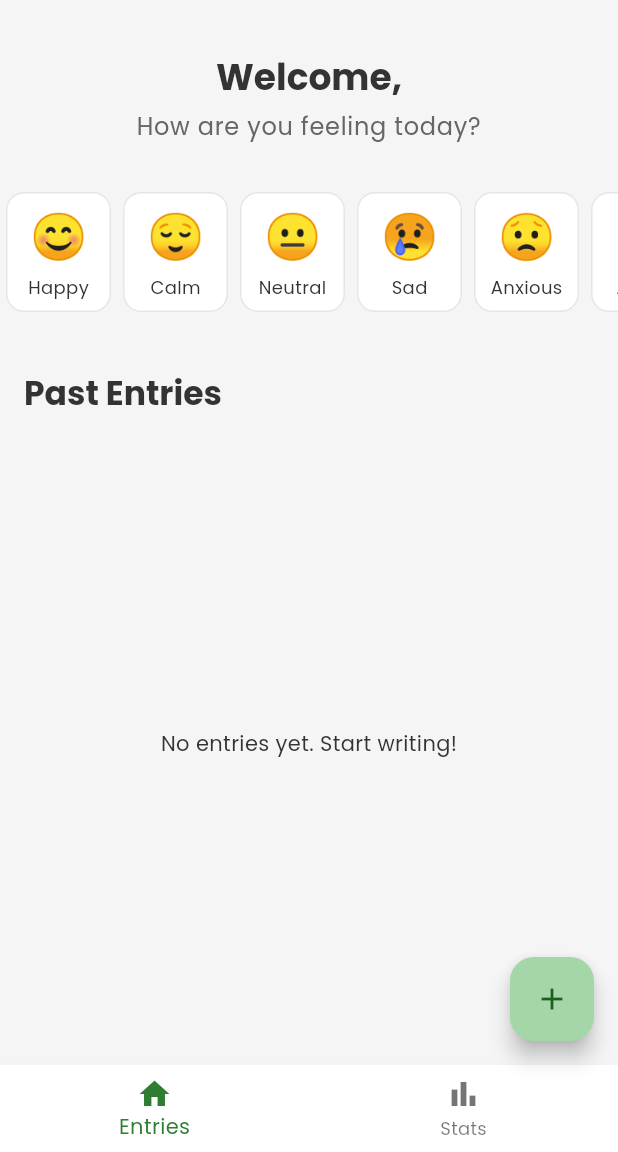
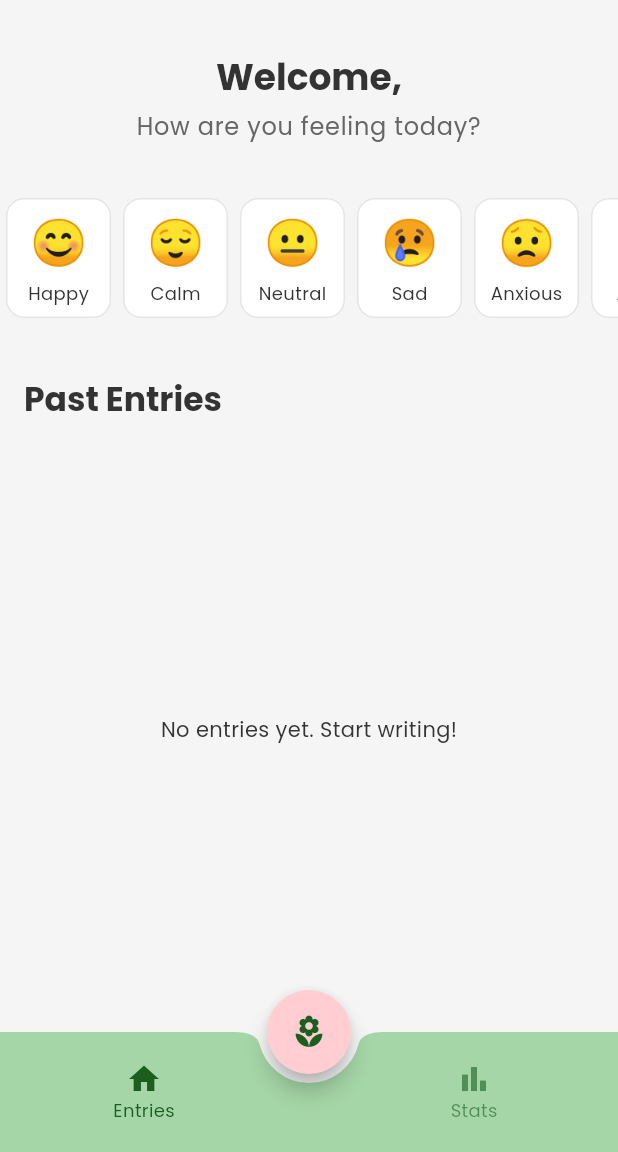
Before and after one commit to imanmysarah3108/mindgarden, a Flutter app: the screen it shows once a user with an empty profile is signed in, on a phone screen of 412 x 824 dp, the part 84-1236 px from its top. Run offline on Flutter 3.47's test engine with Material 3 defaults, Android fonts, the phone set to English and light mode, and no system bars; our stand-ins replace google_fonts, image_picker, supabase_flutter; accounts and stored records are empty.

Commit message:
tukar plus button jadi bunga sebab garden, letak kat tengah, adjust spacing, cantikkan navigation bar

```diff
--- a/lib/screens/home_page.dart
+++ b/lib/screens/home_page.dart
@@ -122,20 +122,7 @@ class _HomePageState extends State<HomePage> {
           ],
         ),
         body: _getScreens()[_currentIndex], // Access screens via _getScreens()
-        bottomNavigationBar: BottomNavigationBar(
-          currentIndex: _currentIndex,
-          onTap: (index) => setState(() => _currentIndex = index),
-          items: const [
-            BottomNavigationBarItem(
-              icon: Icon(Icons.home),
-              label: 'Entries',
-            ),
-            BottomNavigationBarItem(
-              icon: Icon(Icons.bar_chart),
-              label: 'Stats',
-            ),
-          ],
-        ),
+        floatingActionButtonLocation: FloatingActionButtonLocation.centerDocked, // Docked to the center of the bottom app bar
         floatingActionButton: _currentIndex == 0
             ? FloatingActionButton(
                 onPressed: () async {
@@ -149,9 +136,76 @@ class _HomePageState extends State<HomePage> {
                     _refreshEntries();
                   }
                 },
-                child: const Icon(Icons.add),
+                shape: const CircleBorder(), // Ensure it's a perfect circle
+                backgroundColor: Theme.of(context).colorScheme.errorContainer, // Set background color to pinkish
+                child: const Icon(Icons.local_florist), // Flower icon
               )
             : null,
+        bottomNavigationBar: BottomAppBar(
+          shape: const CircularNotchedRectangle(), // Creates a notch for the FAB
+          notchMargin: 6.0, // Reduced notch margin for a tighter fit
+          color: Theme.of(context).colorScheme.primaryContainer, // Match app bar color or theme
+          child: SizedBox( // Added SizedBox to control height
+            height: kBottomNavigationBarHeight - 10.0, // Explicitly set a slightly reduced height
+            child: Row(
+              mainAxisAlignment: MainAxisAlignment.spaceAround,
+              children: <Widget>[
+                Expanded(
+                  child: InkWell( // Use InkWell for tap effect
+                    onTap: () => setState(() => _currentIndex = 0),
+                    child: Column(
+                      mainAxisSize: MainAxisSize.min,
+                      children: [
+                        Icon(
+                          Icons.home,
+                          color: _currentIndex == 0
+                              ? Theme.of(context).colorScheme.onPrimaryContainer
+                              : Theme.of(context).colorScheme.onPrimaryContainer.withOpacity(0.6),
+                        ),
+                        Text(
+                          'Entries',
+                          style: TextStyle(
+                            color: _currentIndex == 0
+                                ? Theme.of(context).colorScheme.onPrimaryContainer
+                                : Theme.of(context).colorScheme.onPrimaryContainer.withOpacity(0.6),
+                            fontSize: 12,
+                          ),
+                        ),
+                      ],
+                    ),
+                  ),
+                ),
+                // Spacer for the FAB
+                const SizedBox(width: 60), // Adjust width to match FAB size
+                Expanded(
+                  child: InkWell( // Use InkWell for tap effect
+                    onTap: () => setState(() => _currentIndex = 1),
+                    child: Column(
+                      mainAxisSize: MainAxisSize.min,
+                      children: [
+                        Icon(
+                          Icons.bar_chart,
+                          color: _currentIndex == 1
+                              ? Theme.of(context).colorScheme.onPrimaryContainer
+                              : Theme.of(context).colorScheme.onPrimaryContainer.withOpacity(0.6),
+                        ),
+                        Text(
+                          'Stats',
+                          style: TextStyle(
+                            color: _currentIndex == 1
+                              ? Theme.of(context).colorScheme.onPrimaryContainer
+                              : Theme.of(context).colorScheme.onPrimaryContainer.withOpacity(0.6),
+                            fontSize: 12,
+                          ),
+                        ),
+                      ],
+                    ),
+                  ),
+                ),
+              ],
+            ),
+          ),
+        ),
       ),
     );
   }
@@ -186,7 +240,7 @@ class EntriesListScreen extends StatelessWidget {
     return Column(
       crossAxisAlignment: CrossAxisAlignment.start,
       children: [
-        const SizedBox(height: 16), // Space after "How are you feeling today?"
+        const SizedBox(height: 20), // Space after "How are you feeling today?"
         SizedBox(
           height: 80, // Adjust height as needed
           child: ListView.builder(
@@ -288,7 +342,7 @@ class EntriesListScreen extends StatelessWidget {
         ),
         // Insert the new mood picker here
         _buildMoodPicker(context, homePageInherited.refreshEntries),
-        const SizedBox(height: 40),
+        const SizedBox(height:40), // Space before "Past Entries"
         Padding( // New Padding for "Past Entries" to control its alignment
           padding: const EdgeInsets.symmetric(horizontal: 16.0), // Match horizontal padding
           child: Align(
```
